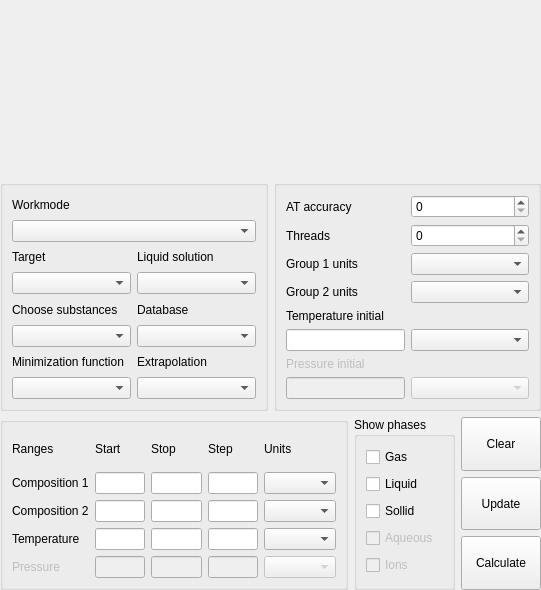
Qt form src/calculationparameters.ui (alexonemore/atc) before a commit.
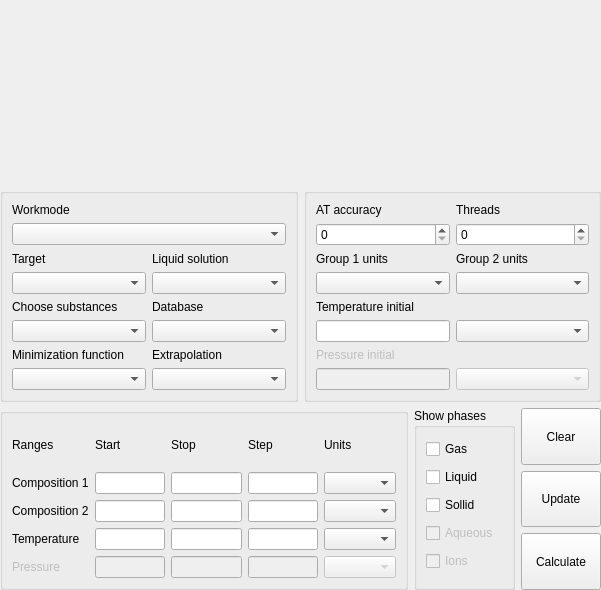
The same form after that commit. Custom widgets are drawn as their Qt base class.

The edit to the form file:
```diff
--- a/src/calculationparameters.ui
+++ b/src/calculationparameters.ui
@@ -6,7 +6,7 @@
    <rect>
     <x>0</x>
     <y>0</y>
-    <width>541</width>
+    <width>601</width>
     <height>590</height>
    </rect>
   </property>
@@ -143,9 +143,6 @@
         <string/>
        </property>
        <layout class="QGridLayout" name="gridLayout_4">
-        <item row="0" column="1">
-         <widget class="QSpinBox" name="at_accuracy"/>
-        </item>
         <item row="5" column="0">
          <widget class="QLineEdit" name="temperature_initial">
           <property name="sizePolicy">
@@ -156,29 +153,9 @@
           </property>
          </widget>
         </item>
-        <item row="1" column="0">
-         <widget class="QLabel" name="label_27">
-          <property name="text">
-           <string>Threads</string>
-          </property>
-          <property name="alignment">
-           <set>Qt::AlignLeading|Qt::AlignLeft|Qt::AlignVCenter</set>
-          </property>
-         </widget>
-        </item>
         <item row="1" column="1">
          <widget class="QSpinBox" name="threads"/>
         </item>
-        <item row="3" column="0">
-         <widget class="QLabel" name="label_8">
-          <property name="text">
-           <string>Group 2 units</string>
-          </property>
-          <property name="alignment">
-           <set>Qt::AlignLeading|Qt::AlignLeft|Qt::AlignVCenter</set>
-          </property>
-         </widget>
-        </item>
         <item row="5" column="1">
          <widget class="QComboBox" name="temperature_initial_units"/>
         </item>
@@ -202,9 +179,6 @@
           </property>
          </widget>
         </item>
-        <item row="2" column="1">
-         <widget class="QComboBox" name="group1_units"/>
-        </item>
         <item row="2" column="0">
          <widget class="QLabel" name="label_7">
           <property name="text">
@@ -251,6 +225,32 @@
           </property>
          </widget>
         </item>
+        <item row="3" column="0">
+         <widget class="QComboBox" name="group1_units"/>
+        </item>
+        <item row="2" column="1">
+         <widget class="QLabel" name="label_8">
+          <property name="text">
+           <string>Group 2 units</string>
+          </property>
+          <property name="alignment">
+           <set>Qt::AlignLeading|Qt::AlignLeft|Qt::AlignVCenter</set>
+          </property>
+         </widget>
+        </item>
+        <item row="1" column="0">
+         <widget class="QSpinBox" name="at_accuracy"/>
+        </item>
+        <item row="0" column="1">
+         <widget class="QLabel" name="label_27">
+          <property name="text">
+           <string>Threads</string>
+          </property>
+          <property name="alignment">
+           <set>Qt::AlignLeading|Qt::AlignLeft|Qt::AlignVCenter</set>
+          </property>
+         </widget>
+        </item>
        </layout>
       </widget>
      </item>
@@ -288,6 +288,12 @@
             <verstretch>0</verstretch>
            </sizepolicy>
           </property>
+          <property name="minimumSize">
+           <size>
+            <width>70</width>
+            <height>0</height>
+           </size>
+          </property>
          </widget>
         </item>
         <item row="2" column="0">
@@ -312,6 +318,12 @@
             <verstretch>0</verstretch>
            </sizepolicy>
           </property>
+          <property name="minimumSize">
+           <size>
+            <width>70</width>
+            <height>0</height>
+           </size>
+          </property>
          </widget>
         </item>
         <item row="2" column="1">
@@ -322,6 +334,12 @@
             <verstretch>0</verstretch>
            </sizepolicy>
           </property>
+          <property name="minimumSize">
+           <size>
+            <width>70</width>
+            <height>0</height>
+           </size>
+          </property>
          </widget>
         </item>
         <item row="1" column="3">
@@ -332,6 +350,12 @@
             <verstretch>0</verstretch>
            </sizepolicy>
           </property>
+          <property name="minimumSize">
+           <size>
+            <width>70</width>
+            <height>0</height>
+           </size>
+          </property>
          </widget>
         </item>
         <item row="0" column="1">
@@ -349,6 +373,12 @@
             <verstretch>0</verstretch>
            </sizepolicy>
           </property>
+          <property name="minimumSize">
+           <size>
+            <width>70</width>
+            <height>0</height>
+           </size>
+          </property>
          </widget>
         </item>
         <item row="3" column="0">
@@ -373,6 +403,12 @@
             <verstretch>0</verstretch>
            </sizepolicy>
           </property>
+          <property name="minimumSize">
+           <size>
+            <width>70</width>
+            <height>0</height>
+           </size>
+          </property>
           <property name="frame">
            <bool>true</bool>
           </property>
@@ -389,6 +425,12 @@
             <verstretch>0</verstretch>
            </sizepolicy>
           </property>
+          <property name="minimumSize">
+           <size>
+            <width>70</width>
+            <height>0</height>
+           </size>
+          </property>
          </widget>
         </item>
         <item row="4" column="1">
@@ -402,6 +444,12 @@
             <verstretch>0</verstretch>
            </sizepolicy>
           </property>
+          <property name="minimumSize">
+           <size>
+            <width>70</width>
+            <height>0</height>
+           </size>
+          </property>
          </widget>
         </item>
         <item row="3" column="2">
@@ -412,6 +460,12 @@
             <verstretch>0</verstretch>
            </sizepolicy>
           </property>
+          <property name="minimumSize">
+           <size>
+            <width>70</width>
+            <height>0</height>
+           </size>
+          </property>
          </widget>
         </item>
         <item row="2" column="2">
@@ -422,6 +476,12 @@
             <verstretch>0</verstretch>
            </sizepolicy>
           </property>
+          <property name="minimumSize">
+           <size>
+            <width>70</width>
+            <height>0</height>
+           </size>
+          </property>
          </widget>
         </item>
         <item row="4" column="2">
@@ -435,6 +495,12 @@
             <verstretch>0</verstretch>
            </sizepolicy>
           </property>
+          <property name="minimumSize">
+           <size>
+            <width>70</width>
+            <height>0</height>
+           </size>
+          </property>
          </widget>
         </item>
         <item row="4" column="3">
@@ -448,6 +514,12 @@
             <verstretch>0</verstretch>
            </sizepolicy>
           </property>
+          <property name="minimumSize">
+           <size>
+            <width>70</width>
+            <height>0</height>
+           </size>
+          </property>
          </widget>
         </item>
         <item row="1" column="0">
```
